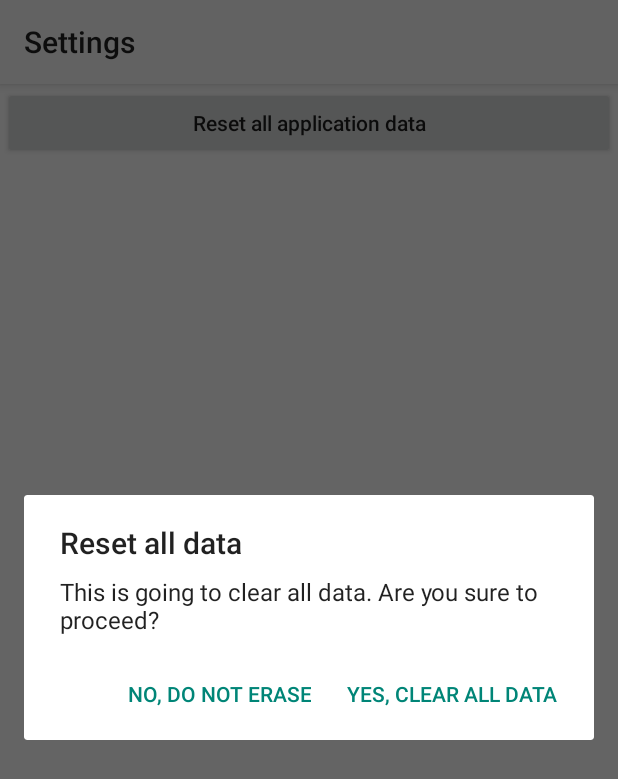
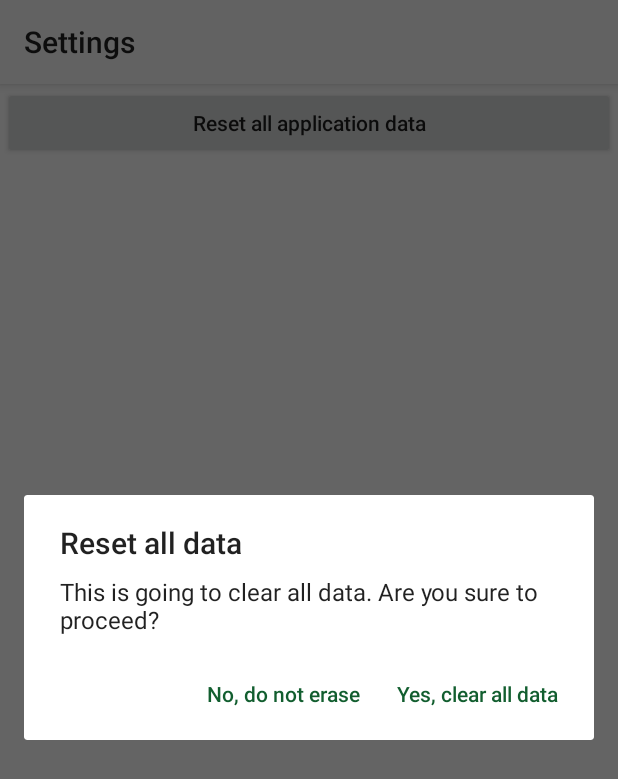
Before and after one commit to davidcampelo/PublicOpenSpaceToolApp, an Android app: the fragment SettingsFragment shown on its own in the app's theme, after a tap on "Reset all application data", on a phone screen of 412 x 824 dp. Shown: the top 779 px of the screen. Run offline under Robolectric (Android 15) with nearby library versions, the phone set to English and light mode, and no system bars.

Commit message:
Created new style for AlertDialog buttons (green colored and not all caps)

```diff
--- a/app/src/main/java/org/davidcampelo/post/SettingsFragment.java
+++ b/app/src/main/java/org/davidcampelo/post/SettingsFragment.java
@@ -66,7 +66,7 @@ public class SettingsFragment extends Fragment {
     }
 
     private void buildResetDataDialog(){
-        AlertDialog.Builder builder = new AlertDialog.Builder(getActivity());
+        AlertDialog.Builder builder = new AlertDialog.Builder(getActivity(), R.style.StackedAlertDialogStyle);
         builder.setTitle(R.string.fragment_settings_reset_dialog_title);
         builder.setMessage(R.string.fragment_settings_reset_dialog_question);
         builder.setPositiveButton(R.string.fragment_settings_reset_dialog_positive, new DialogInterface.OnClickListener() {
--- a/app/src/main/res/values/styles_green.xml
+++ b/app/src/main/res/values/styles_green.xml
@@ -104,4 +104,14 @@
         <item name="dropDownListViewStyle">@style/DropDownListView.Green</item>
     </style>
 
+    <style name="StackedAlertDialogStyle" parent="Theme.AppCompat.Light.Dialog.Alert">
+        <item name="buttonBarButtonStyle">@style/StackedButtonBarButtonStyle</item>
+    </style>
+
+    <style name="StackedButtonBarButtonStyle" parent="Widget.AppCompat.Button.ButtonBar.AlertDialog">
+        <item name="android:layout_gravity">right</item>
+        <item name="android:textAllCaps">false</item>
+        <item name="android:textColor">@color/colorPrimaryDark</item>
+    </style>
+
 </resources>
```
Also changed, not shown: app/src/main/java/org/davidcampelo/post/MosaicFragment.java (+0 -10 lines).
